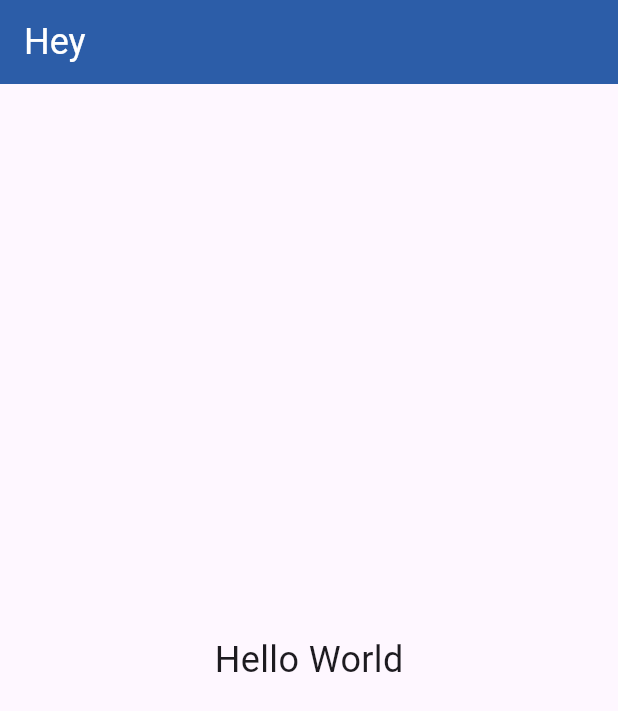
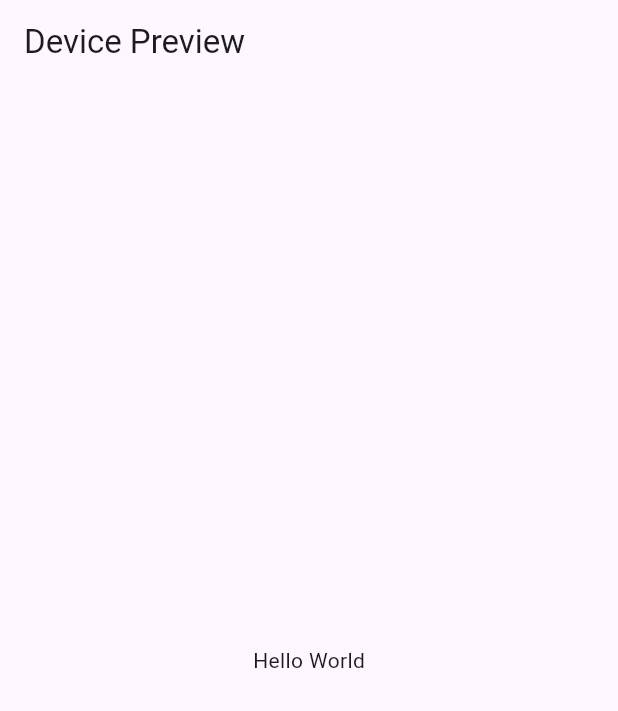
Before and after one commit to KTharushi11/yt_test_app, a Flutter app: the screen it shows after launch, on a phone screen of 412 x 824 dp. Shown: the top 711 px of the screen. Run offline on Flutter 3.47's test engine with Material 3 defaults, Android fonts, the light colour scheme and no system bars; our stand-ins replace device_preview.

Commit message:
Update main.dart

```diff
--- a/lib/main.dart
+++ b/lib/main.dart
@@ -24,19 +24,26 @@ class MyApp extends StatelessWidget{
   Widget build(BuildContext context) {
     return MaterialApp(
       debugShowCheckedModeBanner: false,
-      home: Scaffold(
-        appBar: AppBar(
-          backgroundColor: const Color.fromARGB(255, 44, 93, 168),
-          title: Text(
-            "Hey",
-            style: TextStyle(fontSize: 24.0, color: Colors.white),
-          ),
-        ),
-        body: Center(
-          child: Text(
-            "Hello World",
-            style:TextStyle(fontSize: 24.0)),
-        ),
+      title: 'Flutter Demo',
+      theme: ThemeData(
+        primarySwatch: Colors.blue,
+      ),
+      home: MyHomePage(),
+    );
+  }
+}
+
+class   MyHomePage extends StatelessWidget{
+  const MyHomePage({super.key});
+
+  @override
+  Widget build(BuildContext context) {
+    return Scaffold(
+      appBar: AppBar(
+        title: Text('Device Preview'),
+      ),
+      body: Center(
+        child: Text('Hello World'),
       ),
     );
   }
```
